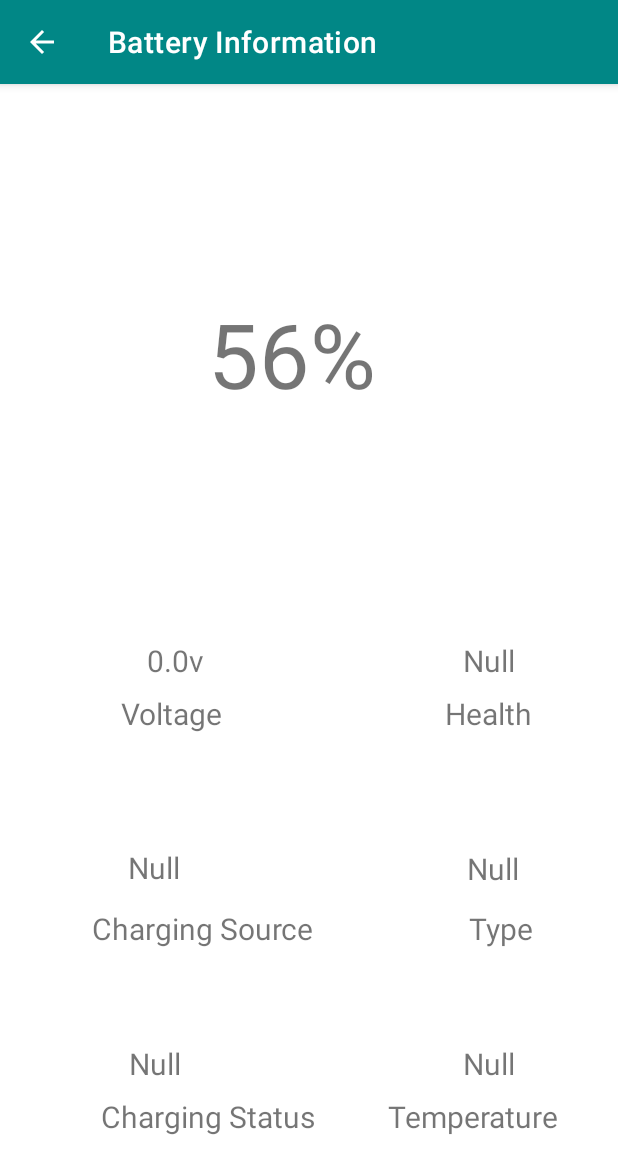
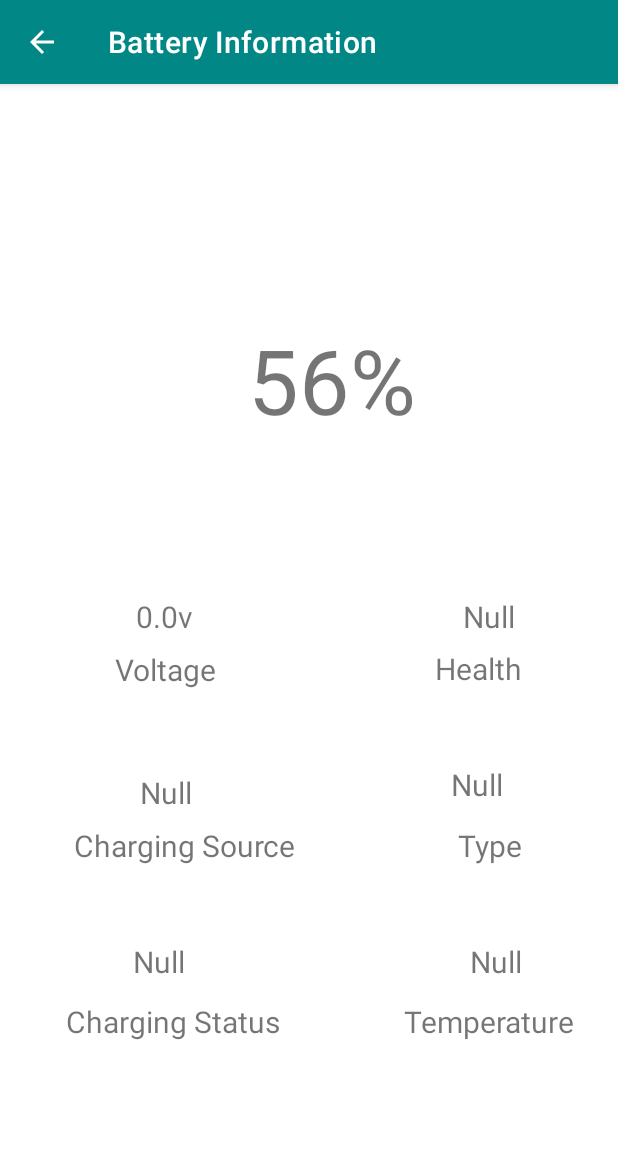
Before and after one commit to shaquib1/Diagnostic_App, an Android app: the BatteryActivity screen opened directly, with no data from a screen before it, on a phone screen of 412 x 824 dp. Shown: the top 1174 px of the screen. Run offline under Robolectric (Android 15) with nearby library versions, the light colour scheme and no system bars.

Commit message:
battery xml

```diff
--- a/app/src/main/res/layout/activity_battery.xml
+++ b/app/src/main/res/layout/activity_battery.xml
@@ -14,10 +14,10 @@
         android:textSize="20sp"
         app:layout_constraintBottom_toBottomOf="parent"
         app:layout_constraintEnd_toEndOf="parent"
-        app:layout_constraintHorizontal_bias="0.219"
+        app:layout_constraintHorizontal_bias="0.207"
         app:layout_constraintStart_toStartOf="parent"
         app:layout_constraintTop_toTopOf="parent"
-        app:layout_constraintVertical_bias="0.548" />
+        app:layout_constraintVertical_bias="0.509" />
 
     <TextView
         android:id="@+id/textVoltage"
@@ -27,9 +27,10 @@
         android:textSize="20sp"
         app:layout_constraintBottom_toBottomOf="parent"
         app:layout_constraintEnd_toEndOf="parent"
-        app:layout_constraintHorizontal_bias="0.239"
+        app:layout_constraintHorizontal_bias="0.218"
         app:layout_constraintStart_toStartOf="parent"
-        app:layout_constraintTop_toTopOf="parent" />
+        app:layout_constraintTop_toTopOf="parent"
+        app:layout_constraintVertical_bias="0.461" />
 
     <TextView
         android:id="@+id/textView28"
@@ -39,10 +40,10 @@
         android:textSize="20sp"
         app:layout_constraintBottom_toBottomOf="parent"
         app:layout_constraintEnd_toEndOf="parent"
-        app:layout_constraintHorizontal_bias="0.856"
+        app:layout_constraintHorizontal_bias="0.837"
         app:layout_constraintStart_toStartOf="parent"
         app:layout_constraintTop_toTopOf="parent"
-        app:layout_constraintVertical_bias="0.548" />
+        app:layout_constraintVertical_bias="0.508" />
 
     <TextView
         android:id="@+id/textHealth"
@@ -54,7 +55,8 @@
         app:layout_constraintEnd_toEndOf="parent"
         app:layout_constraintHorizontal_bias="0.846"
         app:layout_constraintStart_toStartOf="parent"
-        app:layout_constraintTop_toTopOf="parent" />
+        app:layout_constraintTop_toTopOf="parent"
+        app:layout_constraintVertical_bias="0.461" />
 
     <TextView
         android:id="@+id/textView30"
@@ -64,10 +66,10 @@
         android:textSize="20sp"
         app:layout_constraintBottom_toBottomOf="parent"
         app:layout_constraintEnd_toEndOf="parent"
-        app:layout_constraintHorizontal_bias="0.865"
+        app:layout_constraintHorizontal_bias="0.844"
         app:layout_constraintStart_toStartOf="parent"
         app:layout_constraintTop_toTopOf="parent"
-        app:layout_constraintVertical_bias="0.742" />
+        app:layout_constraintVertical_bias="0.667" />
 
     <TextView
         android:id="@+id/textType"
@@ -77,10 +79,10 @@
         android:textSize="20sp"
         app:layout_constraintBottom_toBottomOf="parent"
         app:layout_constraintEnd_toEndOf="parent"
-        app:layout_constraintHorizontal_bias="0.873"
+        app:layout_constraintHorizontal_bias="0.841"
         app:layout_constraintStart_toStartOf="parent"
         app:layout_constraintTop_toTopOf="parent"
-        app:layout_constraintVertical_bias="0.692" />
+        app:layout_constraintVertical_bias="0.616" />
 
     <TextView
         android:id="@+id/textView32"
@@ -90,10 +92,10 @@
         android:textSize="20sp"
         app:layout_constraintBottom_toBottomOf="parent"
         app:layout_constraintEnd_toEndOf="parent"
-        app:layout_constraintHorizontal_bias="0.219"
+        app:layout_constraintHorizontal_bias="0.171"
         app:layout_constraintStart_toStartOf="parent"
         app:layout_constraintTop_toTopOf="parent"
-        app:layout_constraintVertical_bias="0.742" />
+        app:layout_constraintVertical_bias="0.667" />
 
     <TextView
         android:id="@+id/textView33"
@@ -103,10 +105,10 @@
         android:textSize="20sp"
         app:layout_constraintBottom_toBottomOf="parent"
         app:layout_constraintEnd_toEndOf="parent"
-        app:layout_constraintHorizontal_bias="0.865"
+        app:layout_constraintHorizontal_bias="0.9"
         app:layout_constraintStart_toStartOf="parent"
         app:layout_constraintTop_toTopOf="parent"
-        app:layout_constraintVertical_bias="0.911" />
+        app:layout_constraintVertical_bias="0.825" />
 
     <TextView
         android:id="@+id/textChargingSource"
@@ -116,10 +118,10 @@
         android:textSize="20sp"
         app:layout_constraintBottom_toBottomOf="parent"
         app:layout_constraintEnd_toEndOf="parent"
-        app:layout_constraintHorizontal_bias="0.202"
+        app:layout_constraintHorizontal_bias="0.225"
         app:layout_constraintStart_toStartOf="parent"
         app:layout_constraintTop_toTopOf="parent"
-        app:layout_constraintVertical_bias="0.687" />
+        app:layout_constraintVertical_bias="0.619" />
 
     <TextView
         android:id="@+id/textTemperature"
@@ -129,10 +131,10 @@
         android:textSize="20sp"
         app:layout_constraintBottom_toBottomOf="parent"
         app:layout_constraintEnd_toEndOf="parent"
-        app:layout_constraintHorizontal_bias="0.834"
+        app:layout_constraintHorizontal_bias="0.848"
         app:layout_constraintStart_toStartOf="parent"
         app:layout_constraintTop_toTopOf="parent"
-        app:layout_constraintVertical_bias="0.863" />
+        app:layout_constraintVertical_bias="0.771" />
 
     <TextView
         android:id="@+id/textView36"
@@ -142,10 +144,10 @@
         android:textSize="20sp"
         app:layout_constraintBottom_toBottomOf="parent"
         app:layout_constraintEnd_toEndOf="parent"
-        app:layout_constraintHorizontal_bias="0.25"
+        app:layout_constraintHorizontal_bias="0.164"
         app:layout_constraintStart_toStartOf="parent"
         app:layout_constraintTop_toTopOf="parent"
-        app:layout_constraintVertical_bias="0.911" />
+        app:layout_constraintVertical_bias="0.825" />
 
     <TextView
         android:id="@+id/textChargingStatus"
@@ -155,21 +157,21 @@
         android:textSize="20sp"
         app:layout_constraintBottom_toBottomOf="parent"
         app:layout_constraintEnd_toEndOf="parent"
-        app:layout_constraintHorizontal_bias="0.213"
+        app:layout_constraintHorizontal_bias="0.221"
         app:layout_constraintStart_toStartOf="parent"
         app:layout_constraintTop_toTopOf="parent"
-        app:layout_constraintVertical_bias="0.863" />
+        app:layout_constraintVertical_bias="0.771" />
 
     <TextView
         android:id="@+id/textLevel"
         android:layout_width="176dp"
         android:layout_height="150dp"
-        android:text="56%"
+        android:text="   56%   "
         android:textSize="60sp"
         app:layout_constraintBottom_toBottomOf="parent"
         app:layout_constraintEnd_toEndOf="parent"
-        app:layout_constraintHorizontal_bias="0.587"
+        app:layout_constraintHorizontal_bias="0.514"
         app:layout_constraintStart_toStartOf="parent"
         app:layout_constraintTop_toTopOf="parent"
-        app:layout_constraintVertical_bias="0.225" />
+        app:layout_constraintVertical_bias="0.254" />
 </androidx.constraintlayout.widget.ConstraintLayout>
--- a/app/src/main/res/layout/activity_main.xml
+++ b/app/src/main/res/layout/activity_main.xml
@@ -59,7 +59,7 @@
         android:id="@+id/textView7"
         android:layout_width="wrap_content"
         android:layout_height="wrap_content"
-        android:text="   signal"
+        android:text="Network"
         app:layout_constraintBottom_toBottomOf="parent"
         app:layout_constraintEnd_toEndOf="parent"
         app:layout_constraintHorizontal_bias="0.501"
```
Also changed, not shown: app/src/main/java/com/example/diagnosticapp/SignalActivity.java (+15 -0 lines), app/src/main/res/layout/activity_signal.xml (+10 -18 lines), app/src/main/res/layout/activity_sound.xml (+11 -2 lines), app/src/main/res/drawable-v24/voulme.png (added).
